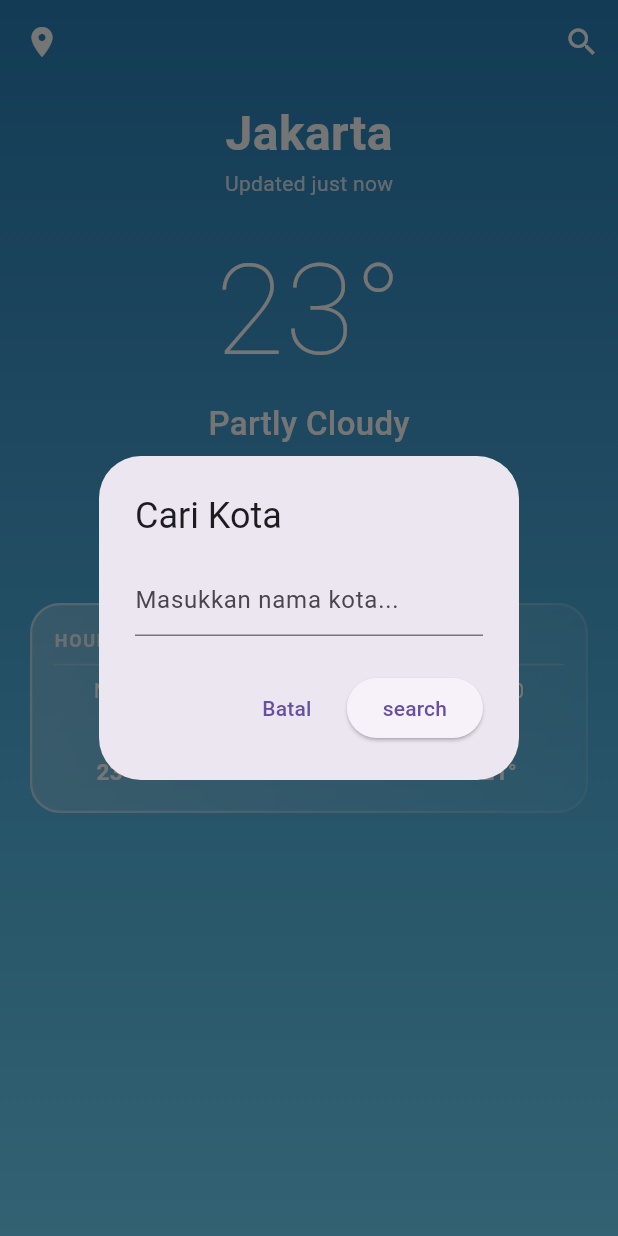
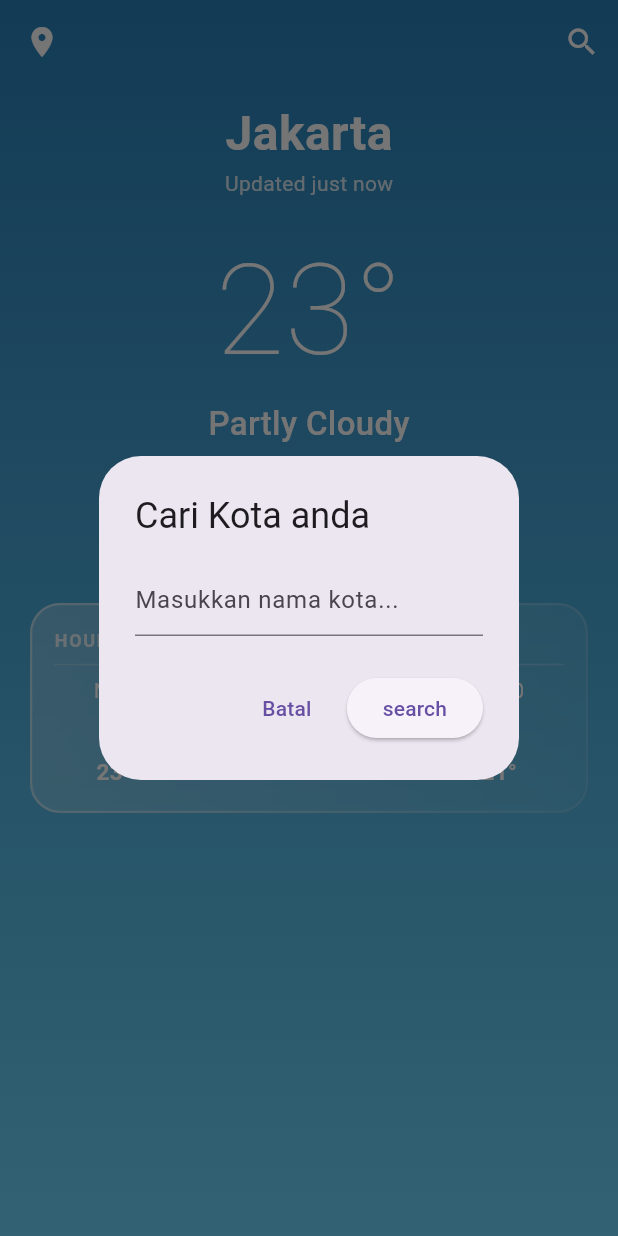
Before and after one commit to gadilab/weather, a Flutter app: the screen it shows after launch, after a tap on the "search" icon, on a phone screen of 412 x 824 dp. Run offline on Flutter 3.47's test engine with Material 3 defaults, Android fonts, the phone set to English and light mode, and no system bars; drawn by our look-alikes of glassmorphism; our stand-ins replace remixicon.

Commit message:
pengagntian search

```diff
--- a/lib/main.dart
+++ b/lib/main.dart
@@ -85,7 +85,7 @@ class _WeatherHomeScreenState extends State<MyApp> {
       context: context,
       builder: (context) {
         return AlertDialog(
-          title: const Text('Cari Kota'),
+          title: const Text('Cari Kota anda'),
           content: TextField(
             controller: _searchController,
             decoration: const InputDecoration(
```
